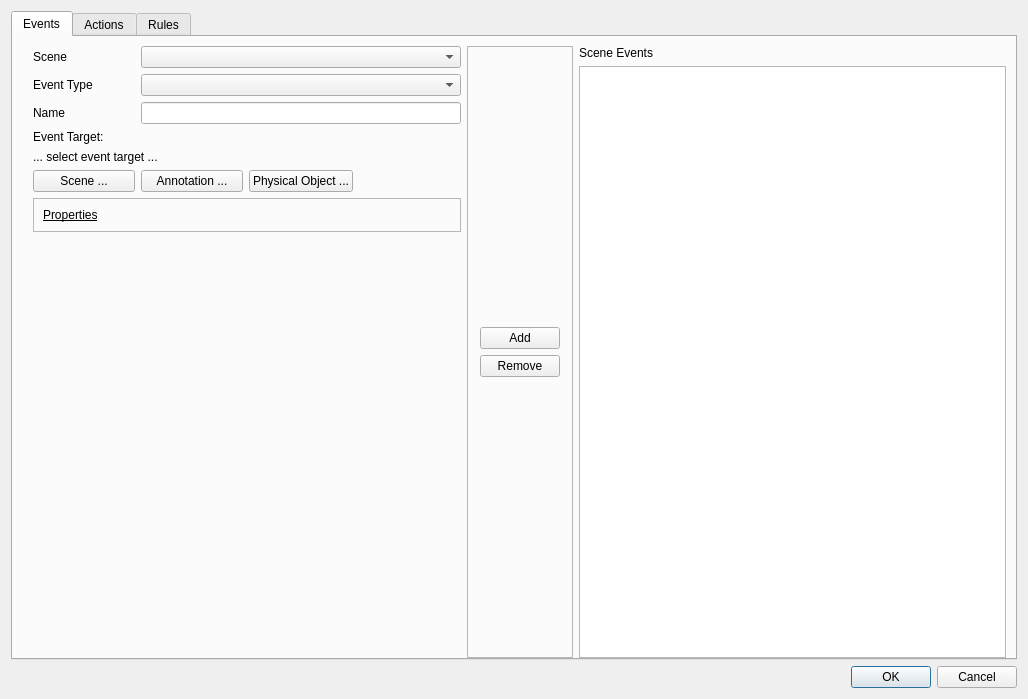
The window that isar/ui/events_actions_rules_dialog.ui (zardosht/isar) describes before a commit, drawn with Qt 5.
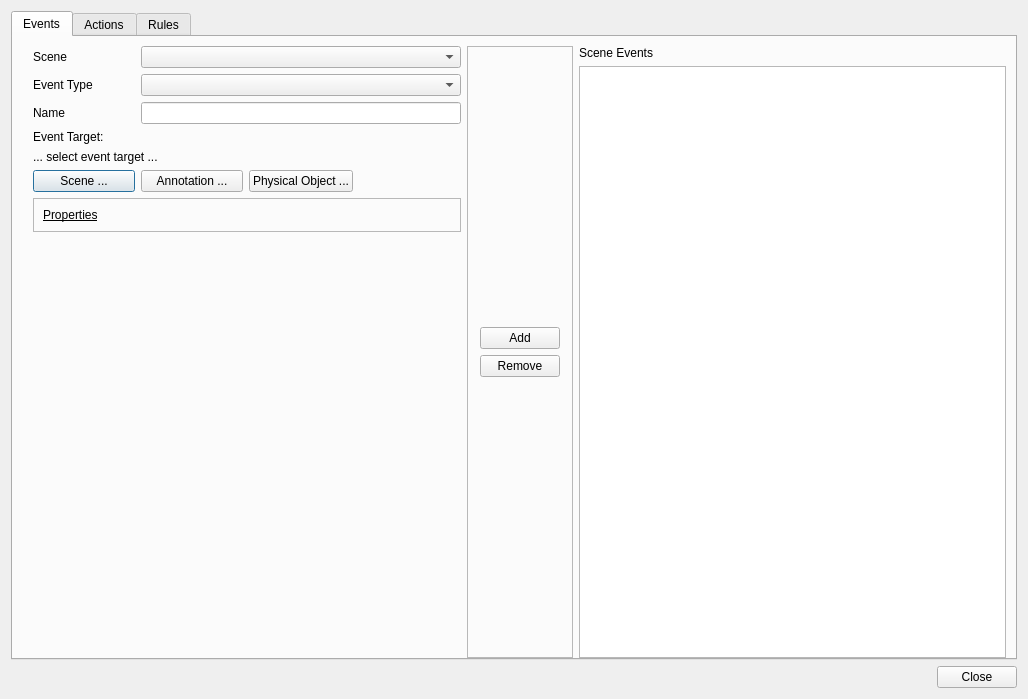
The same window after the commit. The open tabs and pages were chosen to show the change.

```diff
--- a/isar/ui/events_actions_rules_dialog.ui
+++ b/isar/ui/events_actions_rules_dialog.ui
@@ -824,7 +824,7 @@
       <enum>Qt::Horizontal</enum>
      </property>
      <property name="standardButtons">
-      <set>QDialogButtonBox::Cancel|QDialogButtonBox::Ok</set>
+      <set>QDialogButtonBox::Close</set>
      </property>
     </widget>
    </item>
```
Left out of the diff: 2 changed lines with no effect on the pictures.
